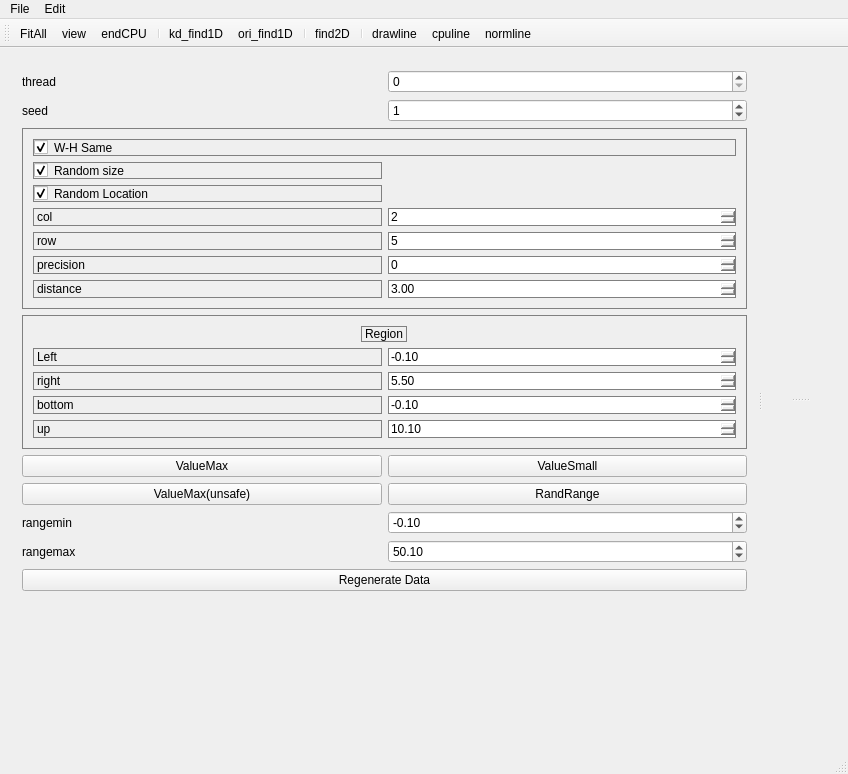
Old version of the form OccDebuger/MainWindowOcc.ui in the repository WisdomToNorth/OccDemo.
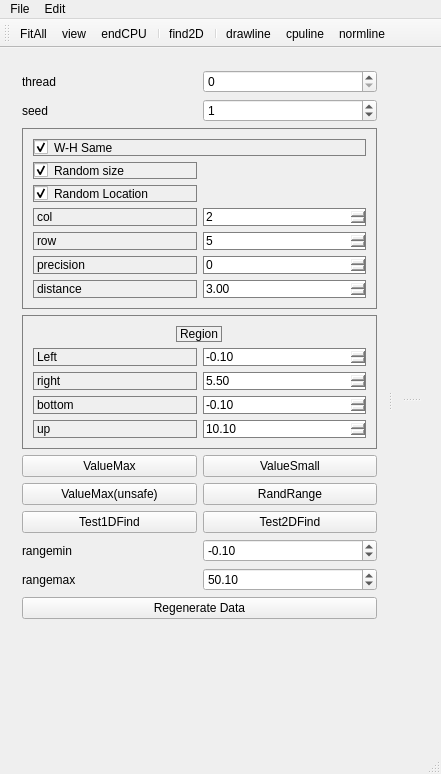
New version of the form.

Commit message: optimize test pipeline

Patch:
```diff
--- a/OccDebuger/MainWindowOcc.ui
+++ b/OccDebuger/MainWindowOcc.ui
@@ -6,7 +6,7 @@
    <rect>
     <x>0</x>
     <y>0</y>
-    <width>848</width>
+    <width>441</width>
     <height>774</height>
    </rect>
   </property>
@@ -375,6 +375,20 @@
             </property>
            </widget>
           </item>
+          <item row="2" column="0">
+           <widget class="QPushButton" name="pb_Test1DFind">
+            <property name="text">
+             <string>Test1DFind</string>
+            </property>
+           </widget>
+          </item>
+          <item row="2" column="1">
+           <widget class="QPushButton" name="pb_Test2DFind">
+            <property name="text">
+             <string>Test2DFind</string>
+            </property>
+           </widget>
+          </item>
          </layout>
         </item>
        </layout>
@@ -399,7 +413,7 @@
     <rect>
      <x>0</x>
      <y>0</y>
-     <width>848</width>
+     <width>441</width>
      <height>21</height>
     </rect>
    </property>
@@ -442,9 +456,6 @@
    <addaction name="actionview"/>
    <addaction name="actionendCPU"/>
    <addaction name="separator"/>
-   <addaction name="actionkd_find1D"/>
-   <addaction name="actionori_find1D"/>
-   <addaction name="separator"/>
    <addaction name="actionfind2D"/>
    <addaction name="separator"/>
    <addaction name="action_drawline"/>
```
The commit also changes 18 other files.
